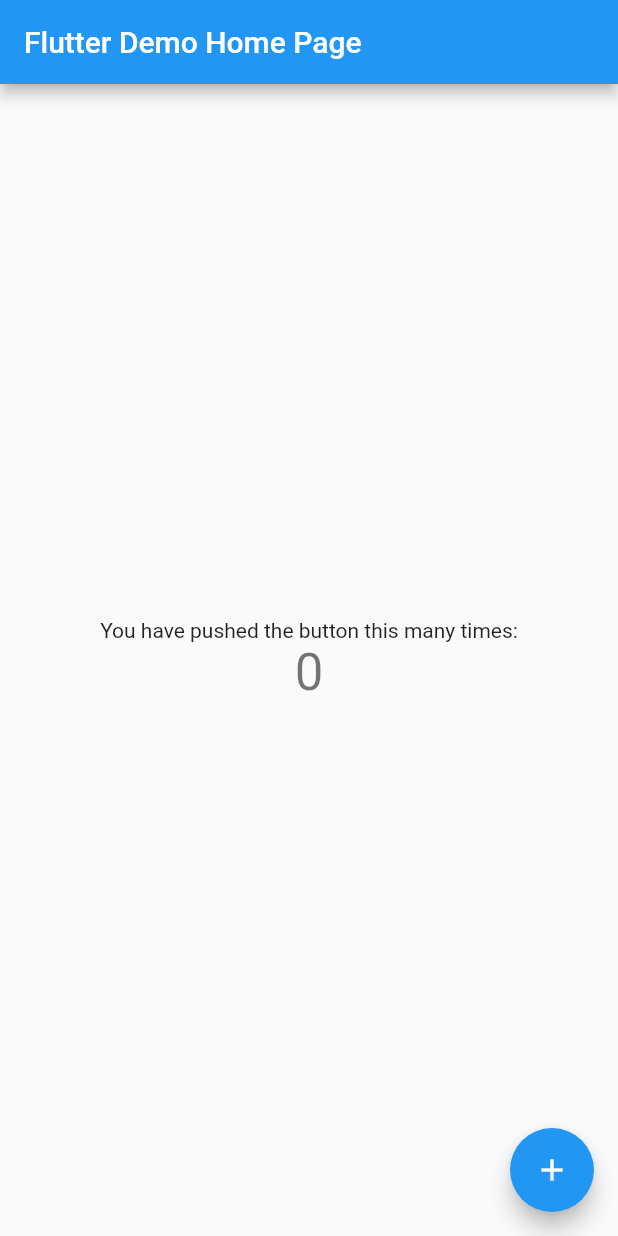
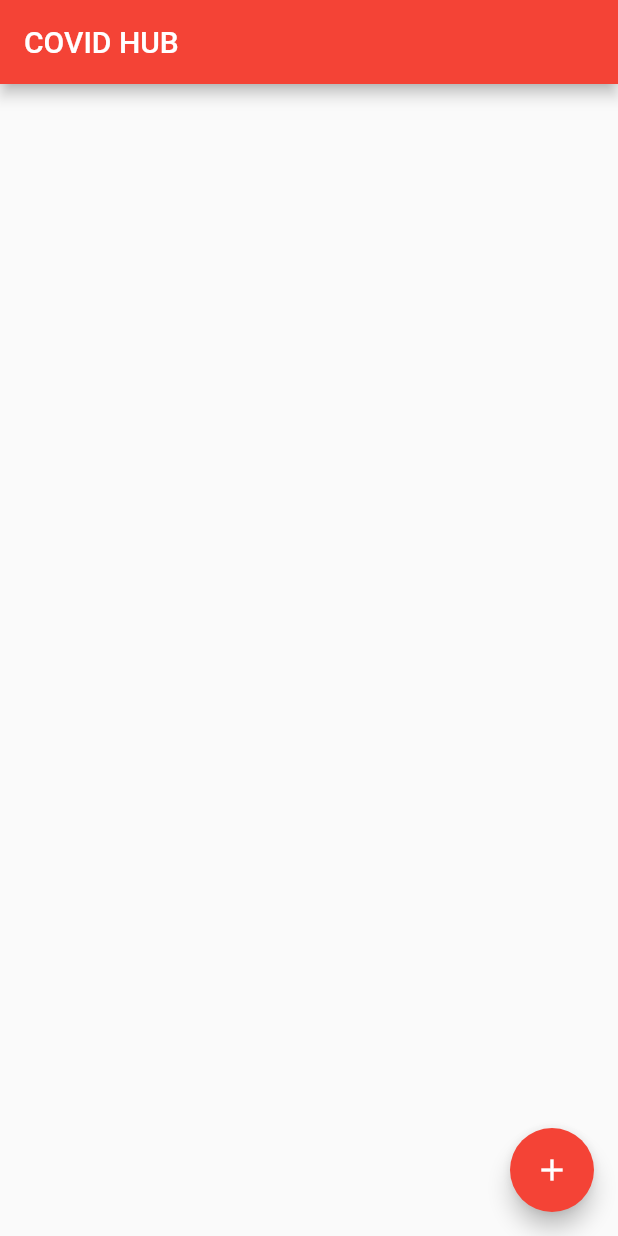
Before and after one commit to Stromij/covid-app, a Flutter app: the screen it shows after launch, on a phone screen of 412 x 824 dp. Run offline on Flutter 3.47's test engine with Material 2 defaults, Android fonts, the phone set to English and light mode, and no system bars; our stand-ins replace dio, flutter_form_builder; missing offline and left inert: alice.

```diff
--- a/lib/main.dart
+++ b/lib/main.dart
@@ -1,6 +1,7 @@
 import 'dart:io';
 
 import 'package:covid_hub/http/HttpClient.dart';
+import 'package:covid_hub/registration/registration_page.dart';
 import 'package:dio/dio.dart';
 import 'package:flutter/material.dart';
 
@@ -22,9 +23,9 @@ class MyApp extends StatelessWidget {
         // or simply save your changes to "hot reload" in a Flutter IDE).
         // Notice that the counter didn't reset back to zero; the application
         // is not restarted.
-        primarySwatch: Colors.blue,
+        primarySwatch: Colors.red,
       ),
-      home: MyHomePage(title: 'Flutter Demo Home Page'),
+      home: MyHomePage(title: 'COVID HUB'),
     );
   }
 }
@@ -48,22 +49,11 @@ class MyHomePage extends StatefulWidget {
 }
 
 class _MyHomePageState extends State<MyHomePage> {
-  int _counter = 0;
-
-  void _incrementCounter() {
-    setState(() {
-      // This call to setState tells the Flutter framework that something has
-      // changed in this State, which causes it to rerun the build method below
-      // so that the display can reflect the updated values. If we changed
-      // _counter without calling setState(), then the build method would not be
-      // called again, and so nothing would appear to happen.
-      _counter++;
-    });
-  }
-
   Future<void> dioExample() async {
     Dio api = HttpClient().api;
-    Response res = await api.get("https://api.infermedica.com/covid19/info", options: Options(headers: {HttpHeaders.contentTypeHeader: " application/json"}));
+    Response res = await api.get("https://api.infermedica.com/covid19/info",
+        options: Options(
+            headers: {HttpHeaders.contentTypeHeader: " application/json"}));
     print(res.data);
   }
 
@@ -82,41 +72,15 @@ class _MyHomePageState extends State<MyHomePage> {
         // the App.build method, and use it to set our appbar title.
         title: Text(widget.title),
       ),
-      body: Center(
-        // Center is a layout widget. It takes a single child and positions it
-        // in the middle of the parent.
-        child: Column(
-          // Column is also a layout widget. It takes a list of children and
-          // arranges them vertically. By default, it sizes itself to fit its
-          // children horizontally, and tries to be as tall as its parent.
-          //
-          // Invoke "debug painting" (press "p" in the console, choose the
-          // "Toggle Debug Paint" action from the Flutter Inspector in Android
-          // Studio, or the "Toggle Debug Paint" command in Visual Studio Code)
-          // to see the wireframe for each widget.
-          //
-          // Column has various properties to control how it sizes itself and
-          // how it positions its children. Here we use mainAxisAlignment to
-          // center the children vertically; the main axis here is the vertical
-          // axis because Columns are vertical (the cross axis would be
-          // horizontal).
-          mainAxisAlignment: MainAxisAlignment.center,
-          children: <Widget>[
-            Text(
-              'You have pushed the button this many times:',
-            ),
-            Text(
-              '$_counter',
-              style: Theme.of(context).textTheme.display1,
-            ),
-          ],
+      body: Container(),
+      floatingActionButton: FloatingActionButton(
+        child: Icon(Icons.add),
+        onPressed: () => Navigator.of(context).push(
+          MaterialPageRoute(
+            builder: (context) => RegistrationPage(),
+          ),
         ),
       ),
-      floatingActionButton: FloatingActionButton(
-        onPressed: _incrementCounter,
-        tooltip: 'Increment',
-        child: Icon(Icons.add),
-      ), // This trailing comma makes auto-formatting nicer for build methods.
     );
   }
 }
```
Also changed, not shown: lib/registration/registration_page.dart (added, +90 -0 lines), pubspec.yaml (+5 -3 lines), pubspec.lock, 1 other file.
